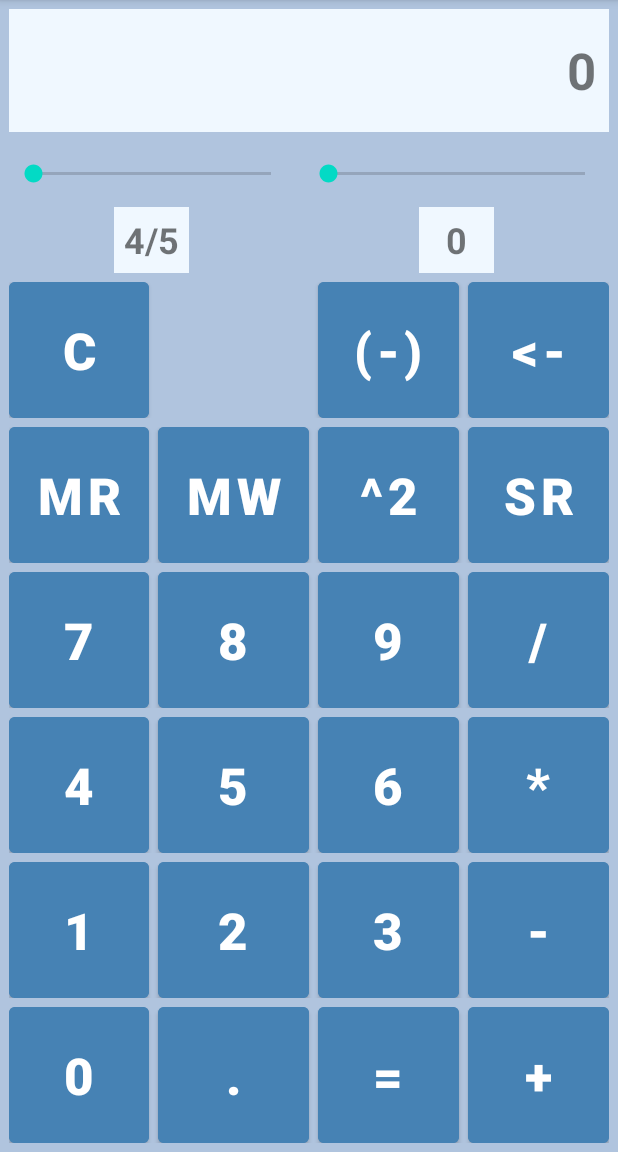
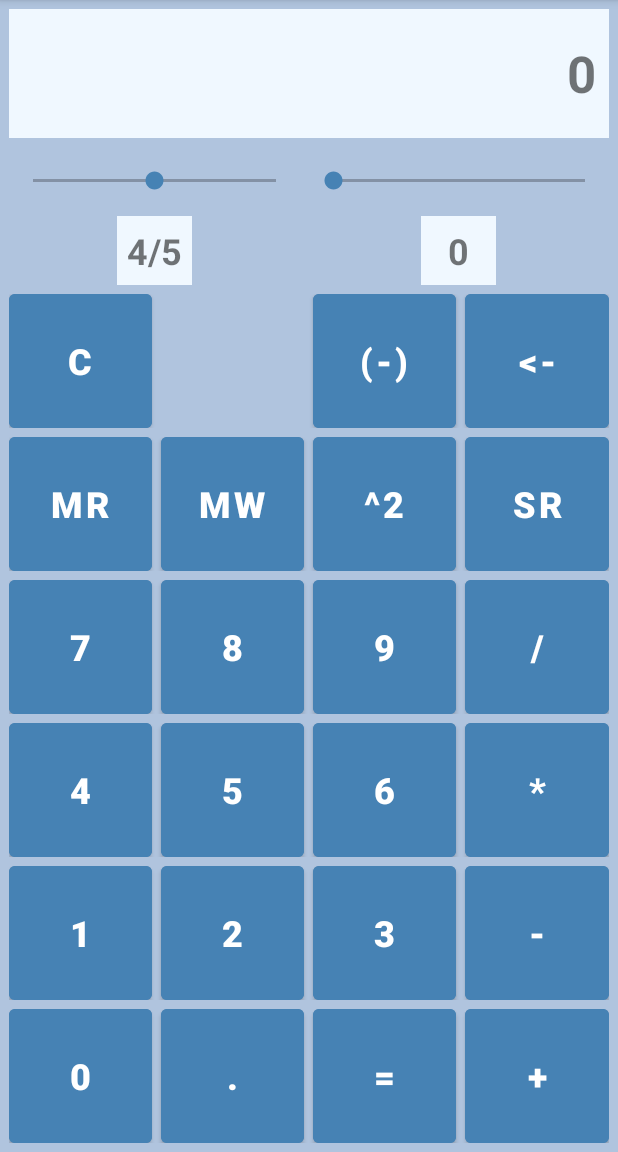
Before and after one commit to yuu190825/Kalice_Plus, an Android app: the screen it shows after launch (MainActivity), on a phone screen of 412 x 824 dp, the part 84-1236 px from its top. Run offline under Robolectric (Android 15) with nearby library versions, the phone set to English and light mode, and no system bars; 1 statement that could not run was skipped.

Commit message:
M20312_2044

```diff
--- a/app/src/main/res/layout/activity_main.xml
+++ b/app/src/main/res/layout/activity_main.xml
@@ -47,7 +47,12 @@
                     android:id="@+id/seekBarOou"
                     android:layout_width="match_parent"
                     android:layout_height="match_parent"
-                    android:layout_weight="1" />
+                    android:layout_weight="1"
+                    android:max="2"
+                    android:progress="1"
+                    android:progressBackgroundTint="#000000"
+                    android:progressTint="#00FFFFFF"
+                    android:thumbTint="#4682B4" />
 
                 <TextView
                     android:id="@+id/screenOou"
@@ -72,7 +77,11 @@
                     android:id="@+id/seekBarDot"
                     android:layout_width="match_parent"
                     android:layout_height="match_parent"
-                    android:layout_weight="1" />
+                    android:layout_weight="1"
+                    android:max="3"
+                    android:progressBackgroundTint="#000000"
+                    android:progressTint="#00FFFFFF"
+                    android:thumbTint="#4682B4" />
 
                 <TextView
                     android:id="@+id/screenDot"
@@ -100,7 +109,7 @@
                 android:insetTop="0dp"
                 android:insetBottom="0dp"
                 android:text="@string/buttonClearText"
-                android:textSize="34sp"
+                android:textSize="24sp"
                 android:textStyle="bold" />
 
             <Space
@@ -117,7 +126,7 @@
                 android:insetTop="0dp"
                 android:insetBottom="0dp"
                 android:text="@string/buttonNegText"
-                android:textSize="34sp"
+                android:textSize="24sp"
                 android:textStyle="bold" />
 
             <Button
@@ -130,7 +139,7 @@
                 android:insetTop="0dp"
                 android:insetBottom="0dp"
                 android:text="@string/buttonBSText"
-                android:textSize="34sp"
+                android:textSize="24sp"
                 android:textStyle="bold" />
         </TableRow>
 
@@ -148,7 +157,7 @@
                 android:insetTop="0dp"
                 android:insetBottom="0dp"
                 android:text="@string/buttonMRText"
-                android:textSize="34sp"
+                android:textSize="24sp"
                 android:textStyle="bold" />
 
             <Button
@@ -161,7 +170,7 @@
                 android:insetTop="0dp"
                 android:insetBottom="0dp"
                 android:text="@string/buttonMWText"
-                android:textSize="34sp"
+                android:textSize="24sp"
                 android:textStyle="bold" />
 
             <Button
@@ -173,7 +182,7 @@
                 android:insetTop="0dp"
                 android:insetBottom="0dp"
                 android:text="@string/buttonPowTwoText"
-                android:textSize="34sp"
+                android:textSize="24sp"
                 android:textStyle="bold" />
 
             <Button
@@ -186,7 +195,7 @@
                 android:insetTop="0dp"
                 android:insetBottom="0dp"
                 android:text="@string/buttonSqrtText"
-                android:textSize="34sp"
+                android:textSize="24sp"
                 android:textStyle="bold" />
         </TableRow>
 
@@ -203,7 +212,7 @@
                 android:insetTop="0dp"
                 android:insetBottom="0dp"
                 android:text="@string/button7Text"
-                android:textSize="34sp"
+                android:textSize="24sp"
                 android:textStyle="bold" />
 
             <Button
@@ -216,7 +225,7 @@
                 android:insetTop="0dp"
                 android:insetBottom="0dp"
                 android:text="@string/button8Text"
-                android:textSize="34sp"
+                android:textSize="24sp"
                 android:textStyle="bold" />
 
             <Button
@@ -228,7 +237,7 @@
                 android:insetTop="0dp"
                 android:insetBottom="0dp"
                 android:text="@string/button9Text"
-                android:textSize="34sp"
+                android:textSize="24sp"
                 android:textStyle="bold" />
 
             <Button
@@ -241,7 +250,7 @@
                 android:insetTop="0dp"
                 android:insetBottom="0dp"
                 android:text="@string/buttonDivText"
-                android:textSize="34sp"
+                android:textSize="24sp"
                 android:textStyle="bold" />
 
         </TableRow>
@@ -260,7 +269,7 @@
                 android:insetTop="0dp"
                 android:insetBottom="0dp"
                 android:text="@string/button4Text"
-                android:textSize="34sp"
+                android:textSize="24sp"
                 android:textStyle="bold" />
 
             <Button
@@ -273,7 +282,7 @@
                 android:insetTop="0dp"
                 android:insetBottom="0dp"
                 android:text="@string/button5Text"
-                android:textSize="34sp"
+                android:textSize="24sp"
                 android:textStyle="bold" />
 
             <Button
@@ -285,7 +294,7 @@
                 android:insetTop="0dp"
                 android:insetBottom="0dp"
                 android:text="@string/button6Text"
-                android:textSize="34sp"
+                android:textSize="24sp"
                 android:textStyle="bold" />
 
             <Button
@@ -298,7 +307,7 @@
                 android:insetTop="0dp"
                 android:insetBottom="0dp"
                 android:text="@string/buttonMulText"
-                android:textSize="34sp"
+                android:textSize="24sp"
                 android:textStyle="bold" />
         </TableRow>
 
@@ -315,7 +324,7 @@
                 android:insetTop="0dp"
                 android:insetBottom="0dp"
                 android:text="@string/button1Text"
-                android:textSize="34sp"
+                android:textSize="24sp"
                 android:textStyle="bold" />
 
             <Button
@@ -328,7 +337,7 @@
                 android:insetTop="0dp"
                 android:insetBottom="0dp"
                 android:text="@string/button2Text"
-                android:textSize="34sp"
+                android:textSize="24sp"
                 android:textStyle="bold" />
 
             <Button
@@ -340,7 +349,7 @@
                 android:insetTop="0dp"
                 android:insetBottom="0dp"
                 android:text="@string/button3Text"
-                android:textSize="34sp"
+                android:textSize="24sp"
                 android:textStyle="bold" />
 
             <Button
@@ -353,7 +362,7 @@
                 android:insetTop="0dp"
                 android:insetBottom="0dp"
                 android:text="@string/buttonSubText"
-                android:textSize="34sp"
+                android:textSize="24sp"
                 android:textStyle="bold" />
         </TableRow>
 
@@ -371,7 +380,7 @@
                 android:insetTop="0dp"
                 android:insetBottom="0dp"
                 android:text="@string/button0Text"
-                android:textSize="34sp"
+                android:textSize="24sp"
                 android:textStyle="bold" />
 
             <Button
@@ -384,7 +393,7 @@
                 android:insetTop="0dp"
                 android:insetBottom="0dp"
                 android:text="@string/buttonDotText"
-                android:textSize="34sp"
+                android:textSize="24sp"
                 android:textStyle="bold" />
 
             <Button
@@ -396,7 +405,7 @@
                 android:insetTop="0dp"
                 android:insetBottom="0dp"
                 android:text="@string/buttonEqualText"
-                android:textSize="34sp"
+                android:textSize="24sp"
                 android:textStyle="bold" />
 
             <Button
@@ -409,7 +418,7 @@
                 android:insetTop="0dp"
                 android:insetBottom="0dp"
                 android:text="@string/buttonAddText"
-                android:textSize="34sp"
+                android:textSize="24sp"
                 android:textStyle="bold" />
         </TableRow>
 
```
Also changed, not shown: 3 other files.
